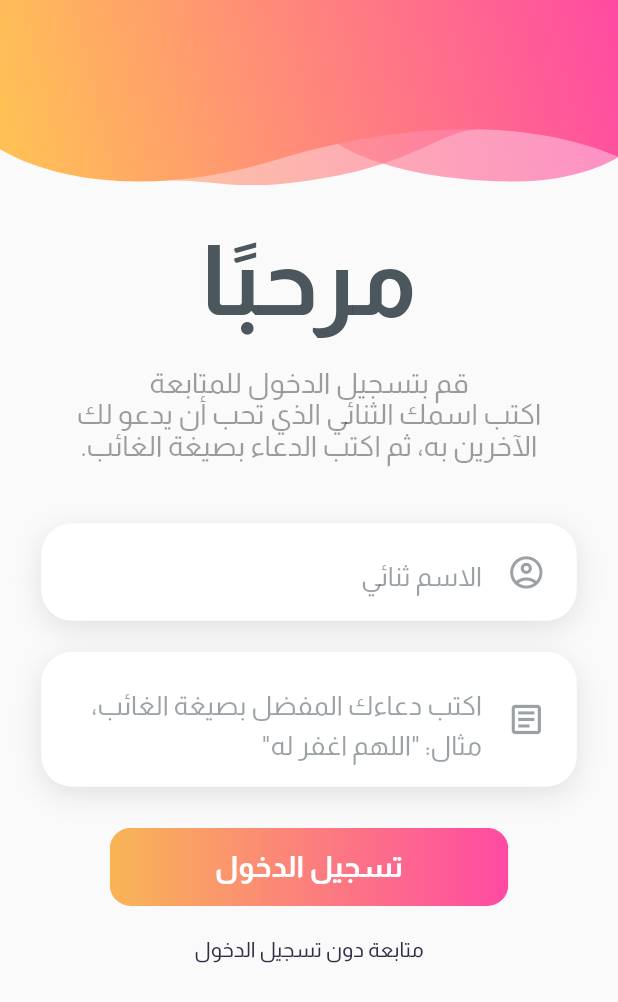
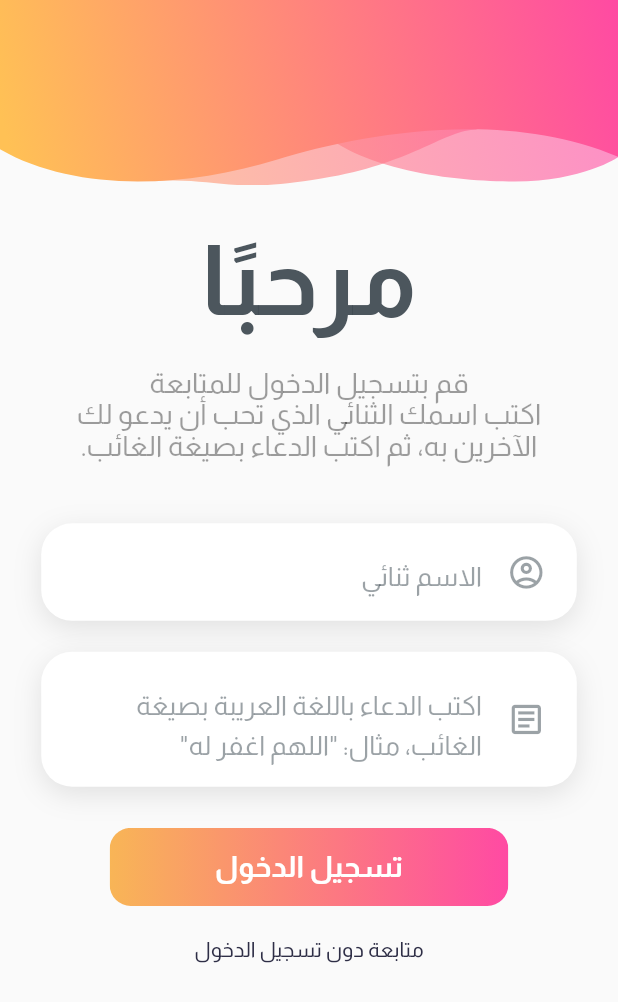
Before and after one commit to MAlazhariy/ramadan_mubarak, a Flutter app: the LoginScreen screen opened by its route, on a phone screen of 412 x 824 dp. Shown: the top 1002 px of the screen. Run offline on Flutter 3.47's test engine with Material 2 defaults, Android fonts, the phone set to English and light mode, and no system bars; our stand-ins replace adhan, cloud_firestore, dio, firebase_core, firebase_messaging, fluro and 14 more; missing offline and left inert: platform_device_id; accounts and stored records are empty; statements that could not run were skipped.

Commit message:
modify: update login doaa hint

```diff
--- a/lib/view/screens/login/login_screen.dart
+++ b/lib/view/screens/login/login_screen.dart
@@ -174,7 +174,7 @@ class _LoginScreenState extends State<LoginScreen> {
                                     },
                                     keyboardType: TextInputType.multiline,
                                     maxLines: 6,
-                                    hintText: 'اكتب دعاءك المفضل بصيغة الغائب، مثال: "اللهم اغفر له"',
+                                    hintText: 'اكتب الدعاء باللغة العريبة بصيغة الغائب، مثال: "اللهم اغفر له"',
                                     prefixIcon: Icon(
                                       Icons.article_outlined,
                                       color: doaaProvider.isInDoaaField ? kPrimarySemiLightColor : kLightGreyColor,
```
